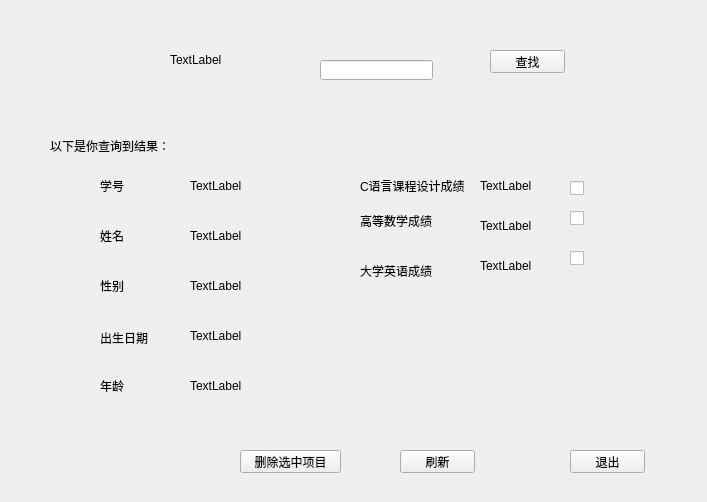
This is GuiApplication/DeletePage.ui in doublezhuang101/GuiApplication as Qt 5 draws it before an edit. The edited form follows.
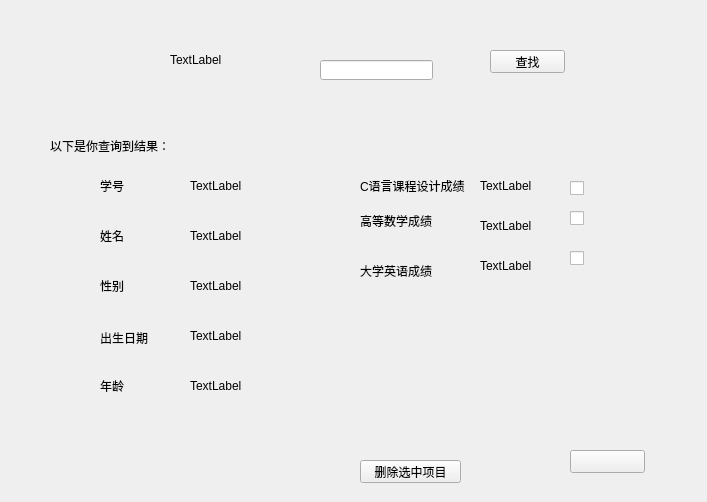
This is the edited form.

The edit to the form file:
```diff
--- a/GuiApplication/DeletePage.ui
+++ b/GuiApplication/DeletePage.ui
@@ -119,7 +119,7 @@
     <rect>
      <x>360</x>
      <y>170</y>
-     <width>131</width>
+     <width>121</width>
      <height>31</height>
     </rect>
    </property>
@@ -197,14 +197,14 @@
     </rect>
    </property>
    <property name="text">
-    <string>退出</string>
+    <string/>
    </property>
   </widget>
   <widget class="QPushButton" name="pushButton_3">
    <property name="geometry">
     <rect>
-     <x>240</x>
-     <y>450</y>
+     <x>360</x>
+     <y>460</y>
      <width>101</width>
      <height>23</height>
     </rect>
@@ -213,19 +213,6 @@
     <string>删除选中项目</string>
    </property>
   </widget>
-  <widget class="QPushButton" name="pushButton_4">
-   <property name="geometry">
-    <rect>
-     <x>400</x>
-     <y>450</y>
-     <width>75</width>
-     <height>23</height>
-    </rect>
-   </property>
-   <property name="text">
-    <string>刷新</string>
-   </property>
-  </widget>
   <widget class="QCheckBox" name="checkBox">
    <property name="geometry">
     <rect>
```
Left out of the diff: 9 changed lines with no effect on the pictures.
